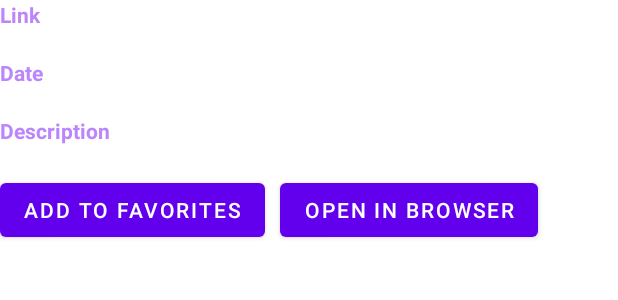
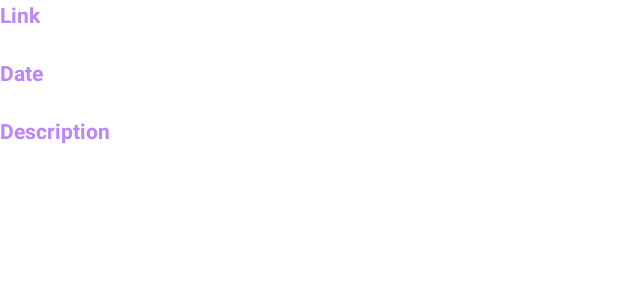
Before and after one commit to HelloNYAC/FinalProject_CST2335, an Android app: the layout news_item_layout.xml on its own in the app's theme, with its tools: preview values and no code run, on a phone screen of 412 x 824 dp. Shown: the top 300 px of the screen. Run offline under Robolectric (Android 15) with nearby library versions, the phone set to English and light mode, and no system bars.

```diff
--- a/app/src/main/java/com/finalproject_cst2335/soccergames/Utils/SoccerGameDBHelper.java
+++ b/app/src/main/java/com/finalproject_cst2335/soccergames/Utils/SoccerGameDBHelper.java
@@ -15,8 +15,8 @@ public class SoccerGameDBHelper extends SQLiteOpenHelper {
     public static final String COLUMN_DESCRIPTION = "description";
     public static final String COLUMN_THUMBNAIL = "thumbnail";
 
-    private static final String DROP_SQL = "DROP TABLE IF EXIST "+TABLE_NAME;
-    private static final String CREATE_TABLE_SQL = " CREATE TABLE IF NOT EXIST "+TABLE_NAME+" ( "
+    private static final String DROP_SQL = "DROP TABLE IF EXISTS "+TABLE_NAME;
+    private static final String CREATE_TABLE_SQL = " CREATE TABLE IF NOT EXISTS "+TABLE_NAME+" ( "
                                                     + COLUMN_ID + " INTEGER PRIMARY KEY, "
                                                     + COLUMN_TITLE + " TEXT NOT NULL, "
                                                     + COLUMN_DATE + " TEXT NOT NULL, "
--- a/app/src/main/res/layout/activity_soccer_game_home_page.xml
+++ b/app/src/main/res/layout/activity_soccer_game_home_page.xml
@@ -6,7 +6,7 @@
     android:id="@+id/sc_drawerL"
     android:layout_width="match_parent"
     android:layout_height="match_parent"
-    tools:context="com.cst2335.HomePage">
+    tools:context="com.finalproject_cst2335.soccergames.SoccerGameHomePage">
 
 
     <RelativeLayout
--- a/app/src/main/res/layout/activity_soccer_news_detail_page.xml
+++ b/app/src/main/res/layout/activity_soccer_news_detail_page.xml
@@ -68,4 +68,9 @@
         android:layout_width="match_parent"
         android:layout_height="wrap_content"
         android:text="@string/addToFav"/>
+    <Button
+        android:id="@+id/sc_open_browser"
+        android:layout_width="match_parent"
+        android:layout_height="wrap_content"
+        android:text="@string/openInBrowser"/>
 </LinearLayout>
--- a/app/src/main/res/layout/news_item_layout.xml
+++ b/app/src/main/res/layout/news_item_layout.xml
@@ -46,21 +46,4 @@
         android:layout_width="match_parent"
         android:layout_height="wrap_content"
         />
-    <LinearLayout
-        android:layout_width="match_parent"
-        android:layout_height="wrap_content"
-        android:orientation="horizontal"
-        >
-        <Button
-            android:id="@+id/saveToFav"
-            android:layout_width="wrap_content"
-            android:layout_height="wrap_content"
-            android:layout_marginRight="10dp"
-            android:text="@string/addToFav"/>
-        <Button
-            android:id="@+id/openInBrowser"
-            android:layout_width="wrap_content"
-            android:layout_height="wrap_content"
-            android:text="@string/openInBrowser"/>
-    </LinearLayout>
 </LinearLayout>
--- a/app/src/main/res/layout/soccergames_rating_layout.xml
+++ b/app/src/main/res/layout/soccergames_rating_layout.xml
@@ -6,10 +6,10 @@
     android:orientation="vertical">
     <RatingBar
         android:id="@+id/sc_ratingBar"
-        android:layout_width="match_parent"
+        android:layout_width="wrap_content"
         android:layout_height="wrap_content"
         android:clickable="true"
-        android:numStars="5"/>
+        />
     <Button
         android:id="@+id/sc_rating_btn"
         android:layout_width="match_parent"
```
Also changed, not shown: app/src/main/java/com/finalproject_cst2335/soccergames/SoccerGameHomePage.java (+44 -2 lines), app/src/main/java/com/finalproject_cst2335/soccergames/SoccerNewsDetailPage.java (+12 -0 lines).
